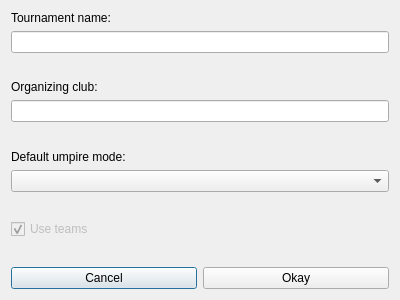
Old version of the form ui/DlgTournamentSettings.ui in the repository probonopd/QTournament.
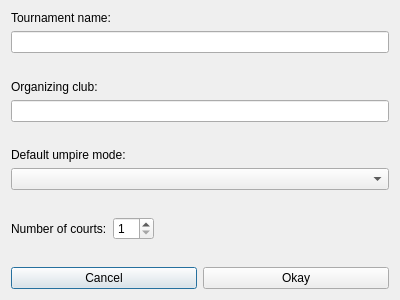
New version of the form.

Commit message: Modified the DlgTournamentSettings to allow the initial creation of a given number of courts.

What changed in the file:
```diff
--- a/ui/DlgTournamentSettings.ui
+++ b/ui/DlgTournamentSettings.ui
@@ -86,17 +86,35 @@
       </spacer>
      </item>
      <item>
-      <widget class="QCheckBox" name="cbUseTeams">
-       <property name="enabled">
-        <bool>false</bool>
-       </property>
-       <property name="text">
-        <string>Use teams</string>
-       </property>
-       <property name="checked">
-        <bool>true</bool>
-       </property>
-      </widget>
+      <layout class="QHBoxLayout" name="horizontalLayout_2" stretch="0,0,0">
+       <item>
+        <widget class="QLabel" name="laCourtCount">
+         <property name="text">
+          <string>Number of courts:</string>
+         </property>
+        </widget>
+       </item>
+       <item>
+        <widget class="QSpinBox" name="sbCourtCount">
+         <property name="minimum">
+          <number>1</number>
+         </property>
+        </widget>
+       </item>
+       <item>
+        <spacer name="horizontalSpacer">
+         <property name="orientation">
+          <enum>Qt::Horizontal</enum>
+         </property>
+         <property name="sizeHint" stdset="0">
+          <size>
+           <width>40</width>
+           <height>20</height>
+          </size>
+         </property>
+        </spacer>
+       </item>
+      </layout>
      </item>
      <item>
       <spacer name="verticalSpacer_3">
```
The commit also changes 3 other files.
